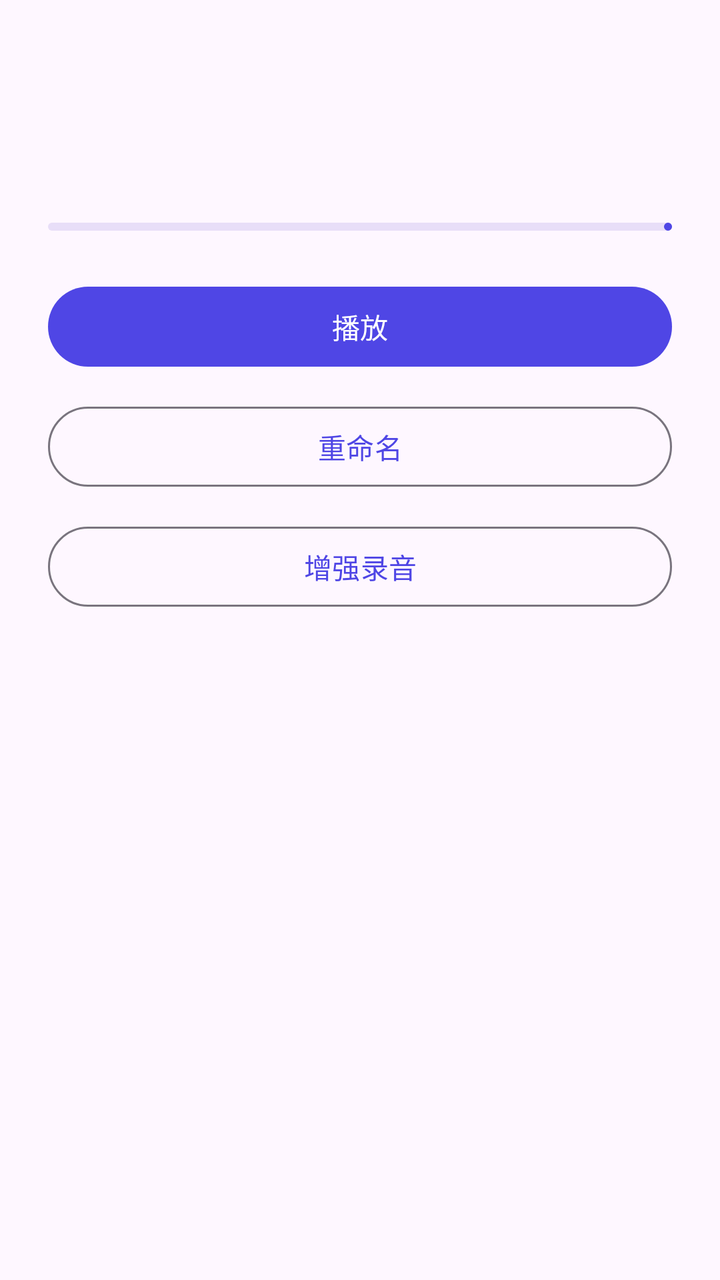
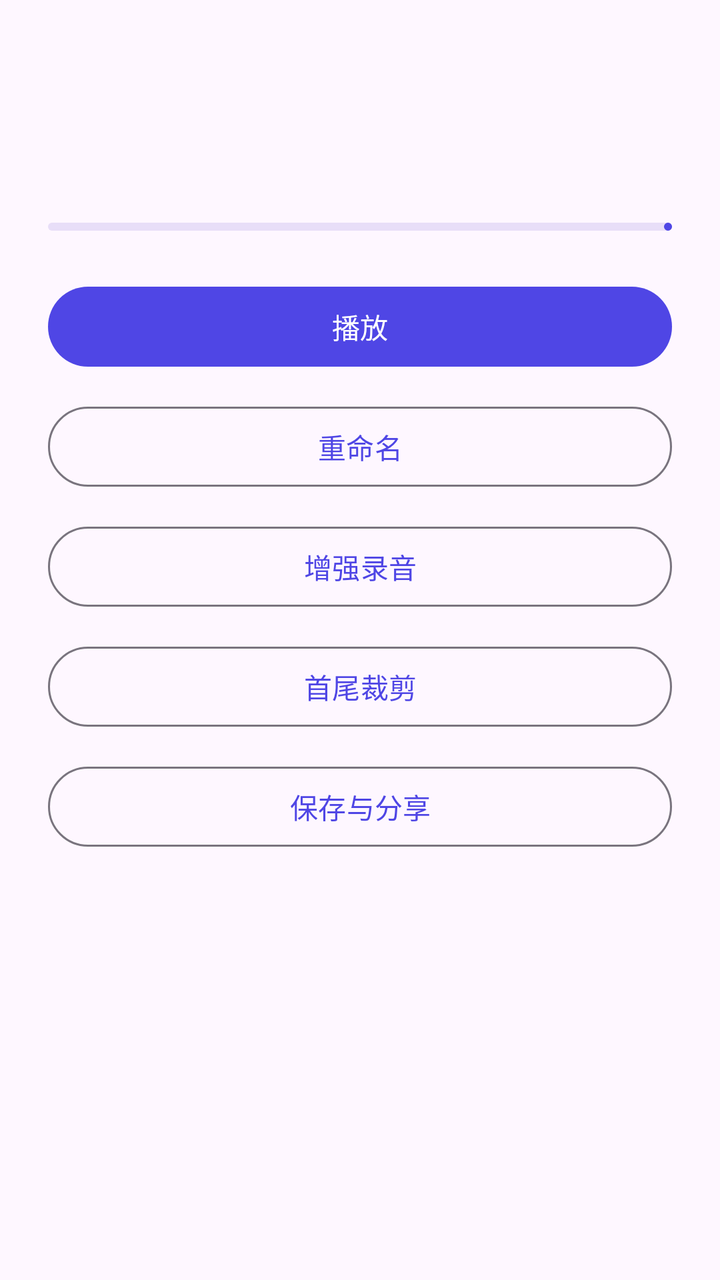

The first picture is an Android layout as it rendered before a commit; the second is the same layout after the commit. The layout source and the unified diff follow.
<!-- AndroidManifest.xml: application theme Theme.Soundly -->
<!-- res/layout/fragment_audio_preview.xml -->
<?xml version="1.0" encoding="utf-8"?>
<androidx.constraintlayout.widget.ConstraintLayout xmlns:android="http://schemas.android.com/apk/res/android" xmlns:app="http://schemas.android.com/apk/res-auto" android:layout_width="match_parent" android:layout_height="match_parent" android:padding="24dp">
    <com.google.android.material.textview.MaterialTextView android:id="@+id/preview_name" android:layout_width="0dp" android:layout_height="wrap_content" android:textAppearance="?attr/textAppearanceHeadlineSmall" app:layout_constraintTop_toTopOf="parent" app:layout_constraintStart_toStartOf="parent" app:layout_constraintEnd_toEndOf="parent" />
    <com.google.android.material.textview.MaterialTextView android:id="@+id/preview_info" android:layout_width="0dp" android:layout_height="wrap_content" android:layout_marginTop="12dp" app:layout_constraintTop_toBottomOf="@id/preview_name" app:layout_constraintStart_toStartOf="parent" app:layout_constraintEnd_toEndOf="parent" />
    <com.google.android.material.progressindicator.LinearProgressIndicator android:id="@+id/preview_waveform" android:layout_width="0dp" android:layout_height="wrap_content" android:layout_marginTop="24dp" app:layout_constraintTop_toBottomOf="@id/preview_info" app:layout_constraintStart_toStartOf="parent" app:layout_constraintEnd_toEndOf="parent" />
    <com.google.android.material.button.MaterialButton android:id="@+id/preview_play" android:layout_width="0dp" android:layout_height="wrap_content" android:layout_marginTop="24dp" android:text="@string/preview_play" app:layout_constraintTop_toBottomOf="@id/preview_waveform" app:layout_constraintStart_toStartOf="parent" app:layout_constraintEnd_toEndOf="parent" />
    <com.google.android.material.button.MaterialButton android:id="@+id/preview_rename" style="@style/Widget.Material3.Button.OutlinedButton" android:layout_width="0dp" android:layout_height="wrap_content" android:layout_marginTop="12dp" android:text="@string/preview_rename" app:layout_constraintTop_toBottomOf="@id/preview_play" app:layout_constraintStart_toStartOf="parent" app:layout_constraintEnd_toEndOf="parent" />
    <com.google.android.material.button.MaterialButton android:id="@+id/preview_enhance" style="@style/Widget.Material3.Button.OutlinedButton" android:layout_width="0dp" android:layout_height="wrap_content" android:layout_marginTop="12dp" android:text="@string/preview_enhance" app:layout_constraintTop_toBottomOf="@id/preview_rename" app:layout_constraintStart_toStartOf="parent" app:layout_constraintEnd_toEndOf="parent" />
</androidx.constraintlayout.widget.ConstraintLayout>
<!-- resources referenced by this layout -->
<resources>
  <string name="preview_enhance">增强录音</string>
  <string name="preview_play">播放</string>
  <string name="preview_rename">重命名</string>
  <style name="Theme.Soundly" parent="Base.Theme.Soundly" />
  <style name="Base.Theme.Soundly" parent="Theme.Material3.DayNight.NoActionBar">
          <item name="colorPrimary">@color/soundly_primary</item>
          <item name="colorOnPrimary">@color/soundly_on_primary</item>
          <item name="colorSurface">@color/soundly_surface</item>
          <item name="colorOnSurface">@color/soundly_on_surface</item>
          <item name="android:windowActionModeOverlay">true</item>
      </style>
  <color name="soundly_primary">#4F46E5</color>
  <color name="soundly_on_primary">#FFFFFFFF</color>
  <color name="soundly_surface">#FFFBFE</color>
  <color name="soundly_on_surface">#1C1B1F</color>
</resources>

<!-- the commit's change to res/layout/fragment_audio_preview.xml (unified diff, before → after) -->
@@ -6,4 +6,6 @@
     <com.google.android.material.button.MaterialButton android:id="@+id/preview_play" android:layout_width="0dp" android:layout_height="wrap_content" android:layout_marginTop="24dp" android:text="@string/preview_play" app:layout_constraintTop_toBottomOf="@id/preview_waveform" app:layout_constraintStart_toStartOf="parent" app:layout_constraintEnd_toEndOf="parent" />
     <com.google.android.material.button.MaterialButton android:id="@+id/preview_rename" style="@style/Widget.Material3.Button.OutlinedButton" android:layout_width="0dp" android:layout_height="wrap_content" android:layout_marginTop="12dp" android:text="@string/preview_rename" app:layout_constraintTop_toBottomOf="@id/preview_play" app:layout_constraintStart_toStartOf="parent" app:layout_constraintEnd_toEndOf="parent" />
     <com.google.android.material.button.MaterialButton android:id="@+id/preview_enhance" style="@style/Widget.Material3.Button.OutlinedButton" android:layout_width="0dp" android:layout_height="wrap_content" android:layout_marginTop="12dp" android:text="@string/preview_enhance" app:layout_constraintTop_toBottomOf="@id/preview_rename" app:layout_constraintStart_toStartOf="parent" app:layout_constraintEnd_toEndOf="parent" />
+    <com.google.android.material.button.MaterialButton android:id="@+id/preview_trim" style="@style/Widget.Material3.Button.OutlinedButton" android:layout_width="0dp" android:layout_height="wrap_content" android:layout_marginTop="12dp" android:text="@string/preview_trim" app:layout_constraintTop_toBottomOf="@id/preview_enhance" app:layout_constraintStart_toStartOf="parent" app:layout_constraintEnd_toEndOf="parent" />
+    <com.google.android.material.button.MaterialButton android:id="@+id/preview_export" style="@style/Widget.Material3.Button.OutlinedButton" android:layout_width="0dp" android:layout_height="wrap_content" android:layout_marginTop="12dp" android:text="@string/preview_export" app:layout_constraintTop_toBottomOf="@id/preview_trim" app:layout_constraintStart_toStartOf="parent" app:layout_constraintEnd_toEndOf="parent" />
 </androidx.constraintlayout.widget.ConstraintLayout>
<!-- resource entries referenced after the edit -->
@@ -1,8 +1,10 @@
 <!-- resources referenced by this layout -->
 <resources>
   <string name="preview_enhance">增强录音</string>
+  <string name="preview_export">保存与分享</string>
   <string name="preview_play">播放</string>
   <string name="preview_rename">重命名</string>
+  <string name="preview_trim">首尾裁剪</string>
   <style name="Theme.Soundly" parent="Base.Theme.Soundly" />
   <style name="Base.Theme.Soundly" parent="Theme.Material3.DayNight.NoActionBar">
           <item name="colorPrimary">@color/soundly_primary</item>
